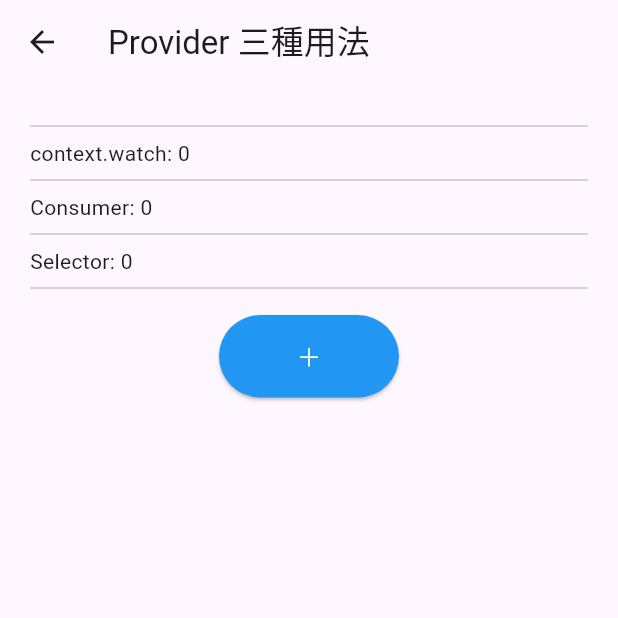
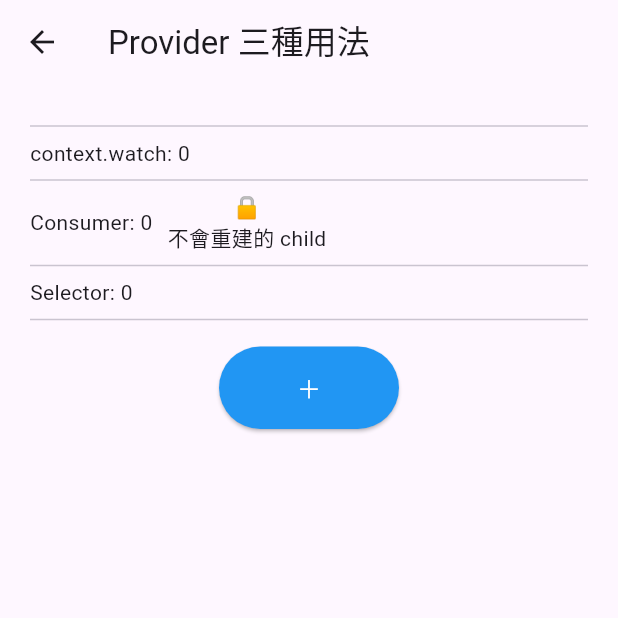
Before and after one commit to cccsdxtw/test_flutter_tips, a Flutter app: the ProviderScopeExample screen opened directly, on a phone screen of 412 x 824 dp, the top half of it. Run offline on Flutter 3.47's test engine with Material 3 defaults, Android fonts, the phone set to English and light mode, and no system bars; our stand-ins replace cached_network_image, flutter_bloc, flutter_riverpod, get, logger.

Commit message:
ＵＩ系- 修改PROVIDER示範頁 的ＵＩ卻利ＣＨＩＬＤ用法

```diff
--- a/lib/tips/provider_scope_example.dart
+++ b/lib/tips/provider_scope_example.dart
@@ -82,11 +82,26 @@ class ConsumerSection extends StatelessWidget {
       mainAxisAlignment: MainAxisAlignment.spaceBetween,
       children: [
         Consumer<CounterModel>(
-          builder: (_, model, __) {
-            logger.e("🔁 Consumer builder build");
-            return Text("Consumer: ${model.count}");
-          },
-        ),
+            builder: (_, model, child) {
+              logger.e("🔁 Consumer builder build");
+              return Row(
+                  mainAxisAlignment: MainAxisAlignment.spaceBetween,
+                  children: [
+                    Text("Consumer: ${model.count}"),
+                    child!,
+                  ]);
+            },
+            child: const Row(
+                mainAxisAlignment: MainAxisAlignment.spaceBetween,
+                children: [
+                  SizedBox(width: 10),
+                  Column(
+                      mainAxisAlignment: MainAxisAlignment.spaceBetween,
+                      children: [
+                        Text("🔒"),
+                        Text("不會重建的 child"),
+                      ])
+                ])),
       ],
     );
   }
```
